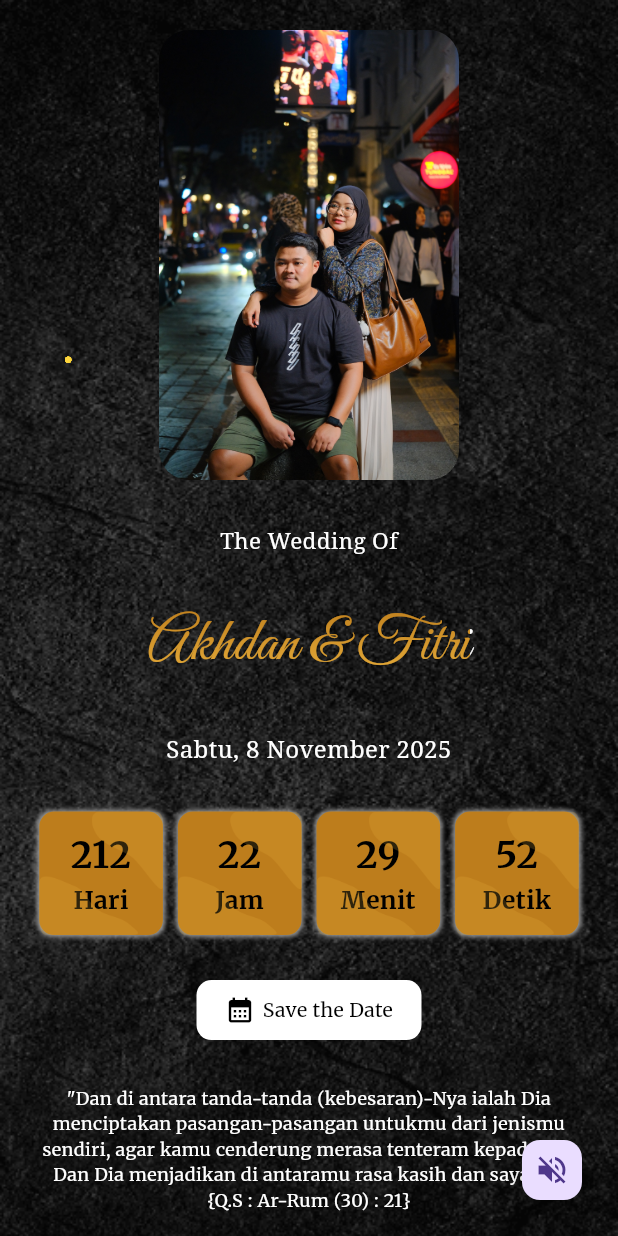
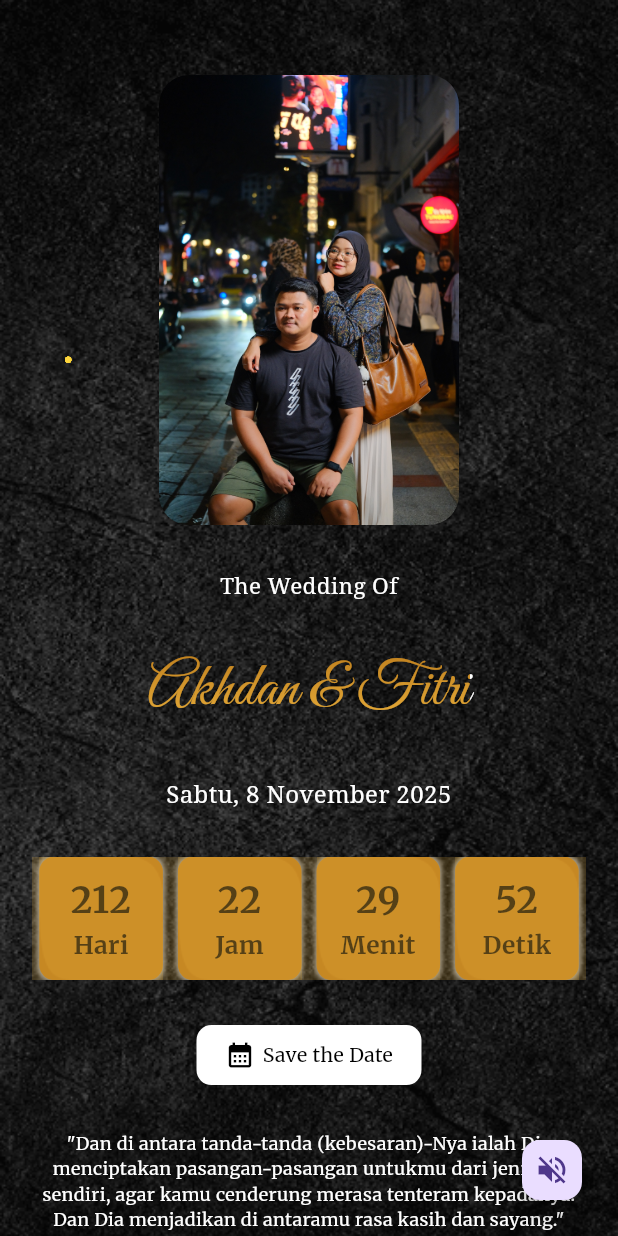
Before and after one commit to Akhdan1998/wedding_invitation, a Flutter app: the screen it shows after launch, after a tap on "Buka Undangan", on a phone screen of 412 x 824 dp. Run offline on Flutter 3.47's test engine with Material 3 defaults, Android fonts, the phone set to English and light mode, and no system bars; drawn by our look-alikes of flutter_bounce; our stand-ins replace audioplayers, carousel_slider, cloud_firestore, delightful_toast, firebase_core, google_fonts and 1 more; missing offline and left inert: clipboard, universal_html; accounts and stored records are empty; statements that could not run were skipped.

Commit message:
kondisi mobile dan desktop

```diff
--- a/lib/main.dart
+++ b/lib/main.dart
@@ -20,6 +20,7 @@ import 'package:supercharged/supercharged.dart';
 import 'package:url_launcher/url_launcher.dart';
 import 'firebase_options.dart';
 import 'package:universal_html/html.dart' as html;
+
 List<QueryDocumentSnapshot> globalUcapanList = [];
 
 class Star {
@@ -97,7 +98,7 @@ class _MyAppState extends State<MyApp> {
   @override
   Widget build(BuildContext context) {
     return MaterialApp(
-      color: Colors.transparent,
+      color: Colors.black,
       debugShowCheckedModeBanner: false,
       home: HomePage(),
     );
@@ -130,7 +131,7 @@ class _HomePageState extends State<HomePage> with TickerProviderStateMixin {
   List<Star> _stars = [];
   Timer? _timer;
   Duration _remainingTime = Duration.zero;
-  String dropdownValue = list.first;
+  String? dropdownValue;
   String guestName = "Agus Buntung & Partner";
   bool isPlaying = false;
   bool isLoading = false;
@@ -141,7 +142,8 @@ class _HomePageState extends State<HomePage> with TickerProviderStateMixin {
   final String accountNumberF = '5910115342';
   final String phoneNumber = '081290763984';
   final String phoneNumberWA = "6281290763984";
-  final String message = "Cuy, ada something on the way ke rumah lo. Kalau udah landed, hit me up ya!\n-[nama]";
+  final String message =
+      "Cuy, ada something on the way ke rumah lo. Kalau udah landed, hit me up ya!\n-[nama]";
   final String schedule = "Sabtu, 8 November 2025";
   final String alamat =
       'Jalan Curug Agung, Gang Mushola, Rt.02/10, Tanah Baru, Beji, Depok, Jawa Barat\n(Gerbang Warna Biru)';
@@ -286,7 +288,7 @@ class _HomePageState extends State<HomePage> with TickerProviderStateMixin {
   void _handleSend() async {
     debugPrint("Mengirim data ke Firestore...");
 
-    if (nama.text.isEmpty || ucapan.text.isEmpty || dropdownValue.isEmpty) {
+    if (nama.text.isEmpty || ucapan.text.isEmpty || dropdownValue!.isEmpty) {
       debugPrint("Data tidak lengkap!");
       DelightToastBar(
         position: DelightSnackbarPosition.top,
@@ -314,7 +316,7 @@ class _HomePageState extends State<HomePage> with TickerProviderStateMixin {
       setState(() {
         nama.clear();
         ucapan.clear();
-        dropdownValue = list.first;
+        dropdownValue = null;
       });
     } catch (e) {
       debugPrint('ERROR: $e');
@@ -383,39 +385,103 @@ class _HomePageState extends State<HomePage> with TickerProviderStateMixin {
     super.dispose();
   }
 
+  // @override
+  // Widget build(BuildContext context) {
+  //   if (screenWidth == 0.0 || screenHeight == 0.0) {
+  //     return const Scaffold(
+  //       backgroundColor: Colors.black,
+  //       body: Center(
+  //         child: CircularProgressIndicator(
+  //           color: Colors.white,
+  //         ),
+  //       ),
+  //     );
+  //   }
+  //   return Scaffold(
+  //     backgroundColor: Colors.black,
+  //     body: Stack(
+  //       children: [
+  //         _buildBackground(
+  //           PageView(
+  //             scrollDirection: Axis.vertical,
+  //             controller: _pageController,
+  //             physics: const NeverScrollableScrollPhysics(),
+  //             children: [
+  //               _buildHomePage(),
+  //               _buildUIPage(),
+  //             ],
+  //           ),
+  //         ),
+  //       ],
+  //     ),
+  //   );
+  // }
+
   @override
   Widget build(BuildContext context) {
-    if (screenWidth == 0.0 || screenHeight == 0.0) {
+    final screenSize = MediaQuery.of(context).size;
+
+    if (screenSize.width == 0.0 || screenSize.height == 0.0) {
       return const Scaffold(
-        backgroundColor: Colors.transparent,
+        backgroundColor: Colors.black,
         body: Center(
-          child: CircularProgressIndicator(
-            color: Colors.transparent,
-          ),
-        ),
-      );
-    }
+          child: CircularProgressIndicator(color: Colors.white),
+        ),
+      );
+    }
+
     return Scaffold(
       backgroundColor: Colors.black,
-      body: Stack(
-        children: [
-          _buildBackground(
-            PageView(
+      body: LayoutBuilder(
+        builder: (context, constraints) {
+          final isMobile = constraints.maxWidth < 600;
+
+          final content = PageView(
             scrollDirection: Axis.vertical,
             controller: _pageController,
             physics: const NeverScrollableScrollPhysics(),
-              children: [
-                _buildHomePage(),
-                _buildUIPage(),
-              ],
-            ),
-          ),
-        ],
-      ),
-    );
-  }
-
-  Widget _buildHomePage() {
+            children: isMobile
+                ? [
+                    _buildHomePage(isMobile),
+                    _buildUIPage(isMobile),
+                  ]
+                : [
+                    _buildUIPage(isMobile),
+                  ],
+          );
+
+          if (isMobile) {
+            return _buildBackground(content);
+          }
+
+          return Row(
+            children: [
+              SizedBox(
+                width: constraints.maxWidth >= 1000
+                    ? 1000
+                    : constraints.maxWidth * 0.5,
+                child: Stack(
+                  children: [
+                    Positioned.fill(
+                      child: CustomPaint(
+                        painter: StarPainter(_stars),
+                      ),
+                    ),
+                    _buildHomePage(isMobile),
+                  ],
+                ),
+              ),
+              Expanded(
+                child: _buildBackground(content),
+              ),
+            ],
+          );
+        },
+      ),
+    );
+  }
+
+  Widget _buildHomePage(bool isMobile) {
     final String guestName = Uri.base.queryParameters["name"] ?? "";
     return Stack(
       children: [
@@ -456,23 +522,24 @@ class _HomePageState extends State<HomePage> with TickerProviderStateMixin {
                     fontSize: 13,
                   ),
                 ),
-                const SizedBox(height: 30),
-                _buildButton('Buka Undangan', Icons.drafts, () {
+                SizedBox(height: isMobile ? 30 : 0),
+                isMobile ? _buildButton('Buka Undangan', Icons.drafts, () {
                   _playMusic();
                   _pageController.animateToPage(1,
                       duration: const Duration(milliseconds: 500),
                       curve: Curves.easeInOut);
-                }),
+                }) : Container(),
               ],
             ),
           ),
         ),
         _buildBottomImage(),
-      ],
-    );
-  }
-
-  Widget _buildUIPage() {
+        isMobile ? Container() : _buildMusic(),
+      ],
+    );
+  }
+
+  Widget _buildUIPage(bool isMobile) {
     return Stack(
       children: [
         SingleChildScrollView(
@@ -481,18 +548,19 @@ class _HomePageState extends State<HomePage> with TickerProviderStateMixin {
             children: [
               //_buildCountdownPage
               Container(
-                padding: const EdgeInsets.only(top: 20),
+                padding: EdgeInsets.only(top: isMobile ? 50 : 25),
                 child: Column(
                   mainAxisAlignment: MainAxisAlignment.center,
                   children: [
                     Container(
-                      width: 200,
-                      height: 300,
+                      width: isMobile ? 200 : 150,
+                      height: isMobile ? 300 : 250,
                       decoration: BoxDecoration(
                         borderRadius: BorderRadius.circular(20),
                         image: const DecorationImage(
                           image: AssetImage('assets/wkwkwk.jpeg'),
-                            fit: BoxFit.cover),
+                          fit: BoxFit.cover,
+                        ),
                       ),
                     ),
                     const SizedBox(height: 30),
@@ -516,10 +584,14 @@ class _HomePageState extends State<HomePage> with TickerProviderStateMixin {
                     Row(
                       mainAxisAlignment: MainAxisAlignment.center,
                       children: [
-                        _buildTimeBox(_remainingTime.inDays, 'Hari'),
-                        _buildTimeBox(_remainingTime.inHours % 24, 'Jam'),
-                        _buildTimeBox(_remainingTime.inMinutes % 60, 'Menit'),
-                        _buildTimeBox(_remainingTime.inSeconds % 60, 'Detik'),
+                        _buildTimeBox(_remainingTime.inDays, 'Hari',
+                            isMobile: isMobile),
+                        _buildTimeBox(_remainingTime.inHours % 24, 'Jam',
+                            isMobile: isMobile),
+                        _buildTimeBox(_remainingTime.inMinutes % 60, 'Menit',
+                            isMobile: isMobile),
+                        _buildTimeBox(_remainingTime.inSeconds % 60, 'Detik',
+                            isMobile: isMobile),
                       ],
                     ),
                     const SizedBox(height: 30),
@@ -598,7 +670,9 @@ class _HomePageState extends State<HomePage> with TickerProviderStateMixin {
                     const SizedBox(height: 30),
                     _buildGradientText(
                       'Akad Nikah',
-                      fontSize: MediaQuery.of(context).size.width * 0.08,
+                      fontSize: isMobile
+                          ? MediaQuery.of(context).size.width * 0.08
+                          : 30,
                     ),
                     const SizedBox(height: 20),
                     _buildScheduleItem(
@@ -608,7 +682,9 @@ class _HomePageState extends State<HomePage> with TickerProviderStateMixin {
                     const SizedBox(height: 30),
                     _buildGradientText(
                       'Resepsi',
-                      fontSize: MediaQuery.of(context).size.width * 0.08,
+                      fontSize: isMobile
+                          ? MediaQuery.of(context).size.width * 0.08
+                          : 30,
                     ),
                     const SizedBox(height: 20),
                     _buildScheduleItem(
@@ -661,7 +737,9 @@ class _HomePageState extends State<HomePage> with TickerProviderStateMixin {
                   children: [
                     _buildGradientText(
                       'Our Gallery',
-                      fontSize: MediaQuery.of(context).size.width * 0.08,
+                      fontSize: isMobile
+                          ? MediaQuery.of(context).size.width * 0.08
+                          : 30,
                     ),
                     const SizedBox(height: 30),
                     Row(
@@ -670,17 +748,22 @@ class _HomePageState extends State<HomePage> with TickerProviderStateMixin {
                         _buildImageCarousel(
                           context,
                           ['assets/a.jpeg', 'assets/g.jpeg', 'assets/e.jpeg'],
-                          0.38,
+                          isMobile ? 0.47 : 0.14,
                           0.5,
                           const Duration(seconds: 2),
                           Axis.horizontal,
                         ),
                         Column(
+                          crossAxisAlignment: CrossAxisAlignment.start,
                           children: [
                             _buildImageCarousel(
                               context,
-                              ['assets/b.jpeg', 'assets/berdua.jpeg', 'assets/c.jpeg'],
-                              0.48,
+                              [
+                                'assets/b.jpeg',
+                                'assets/berdua.jpeg',
+                                'assets/c.jpeg'
+                              ],
+                              isMobile ? 0.38 : 0.14,
                               0.24,
                               const Duration(seconds: 3),
                               Axis.vertical,
@@ -688,8 +771,12 @@ class _HomePageState extends State<HomePage> with TickerProviderStateMixin {
                             const SizedBox(height: 12),
                             _buildImageCarousel(
                               context,
-                              ['assets/berdua.jpeg', 'assets/b.jpeg', 'assets/g.jpeg'],
-                              0.48,
+                              [
+                                'assets/berdua.jpeg',
+                                'assets/b.jpeg',
+                                'assets/g.jpeg'
+                              ],
+                              isMobile ? 0.38 : 0.14,
                               0.24,
                               const Duration(seconds: 4),
                               Axis.horizontal,
@@ -698,7 +785,7 @@ class _HomePageState extends State<HomePage> with TickerProviderStateMixin {
                         ),
                       ],
                     ),
-                    const SizedBox(height: 20),
+                    SizedBox(height: isMobile ? 20 : 10),
                     Row(
                       mainAxisAlignment: MainAxisAlignment.spaceEvenly,
                       children: [
@@ -706,8 +793,12 @@ class _HomePageState extends State<HomePage> with TickerProviderStateMixin {
                           children: [
                             _buildImageCarousel(
                               context,
-                              ['assets/a.jpeg', 'assets/berdua.jpeg', 'assets/c.jpeg'],
-                              0.48,
+                              [
+                                'assets/a.jpeg',
+                                'assets/berdua.jpeg',
+                                'assets/c.jpeg'
+                              ],
+                              isMobile ? 0.38 : 0.14,
                               0.24,
                               const Duration(seconds: 2),
                               Axis.horizontal,
@@ -715,8 +806,12 @@ class _HomePageState extends State<HomePage> with TickerProviderStateMixin {
                             const SizedBox(height: 12),
                             _buildImageCarousel(
                               context,
-                              ['assets/d.jpeg', 'assets/b.jpeg', 'assets/g.jpeg'],
-                              0.48,
+                              [
+                                'assets/d.jpeg',
+                                'assets/b.jpeg',
+                                'assets/g.jpeg'
+                              ],
+                              isMobile ? 0.38 : 0.14,
                               0.24,
                               const Duration(seconds: 3),
                               Axis.vertical,
@@ -726,14 +821,14 @@ class _HomePageState extends State<HomePage> with TickerProviderStateMixin {
                         _buildImageCarousel(
                           context,
                           ['assets/a.jpeg', 'assets/e.jpeg', 'assets/c.jpeg'],
-                          0.38,
+                          isMobile ? 0.47 : 0.14,
                           0.5,
                           const Duration(seconds: 4),
                           Axis.horizontal,
                         ),
                       ],
                     ),
-                    const SizedBox(height: 20),
+                    SizedBox(height: isMobile ? 20 : 10),
                     _buildImageCarousel(
                       context,
                       ['assets/a.jpeg', 'assets/b.jpeg', 'assets/c.jpeg'],
@@ -755,7 +850,9 @@ class _HomePageState extends State<HomePage> with TickerProviderStateMixin {
                   children: [
                     _buildGradientText(
                       'Kado Pernikahan',
-                      fontSize: MediaQuery.of(context).size.width * 0.08,
+                      fontSize: isMobile
+                          ? MediaQuery.of(context).size.width * 0.08
+                          : 30,
                     ),
                     const SizedBox(height: 15),
                     _buildTextMerriweather(
@@ -778,7 +875,9 @@ class _HomePageState extends State<HomePage> with TickerProviderStateMixin {
                   children: [
                     _buildGradientText(
                       'Ucapan dan Doa',
-                      fontSize: MediaQuery.of(context).size.width * 0.08,
+                      fontSize: isMobile
+                          ? MediaQuery.of(context).size.width * 0.08
+                          : 30,
                     ),
                     const SizedBox(height: 20),
                     _buildTextMerriweather(
@@ -817,7 +916,7 @@ class _HomePageState extends State<HomePage> with TickerProviderStateMixin {
                     const SizedBox(height: 20),
                     const Divider(height: 1),
                     //
-                    _buildUcapanList(),
+                    _buildUcapanList(isMobile: isMobile),
                     const Divider(height: 1),
                     const SizedBox(height: 20),
                     _buildTextMerriweather(
@@ -828,7 +927,9 @@ class _HomePageState extends State<HomePage> with TickerProviderStateMixin {
                     const SizedBox(height: 20),
                     _buildGradientText(
                       'Akhdan & Fitri',
-                      fontSize: MediaQuery.of(context).size.width * 0.08,
+                      fontSize: isMobile
+                          ? MediaQuery.of(context).size.width * 0.08
+                          : 30,
                     ),
                   ],
                 ),
@@ -844,7 +945,13 @@ class _HomePageState extends State<HomePage> with TickerProviderStateMixin {
             ],
           ),
         ),
-        Positioned(
+        isMobile ? _buildMusic() : Container(),
+      ],
+    );
+  }
+
+  Widget _buildMusic() {
+    return Positioned(
       bottom: 20,
       right: 20,
       child: FloatingActionButton(
@@ -852,12 +959,10 @@ class _HomePageState extends State<HomePage> with TickerProviderStateMixin {
         mini: true,
         child: Icon(isPlaying ? Icons.volume_off : Icons.volume_up_sharp),
       ),
-        ),
-      ],
-    );
-  }
-
-  Widget _buildUcapanList() {
+    );
+  }
+
+  Widget _buildUcapanList({required bool isMobile}) {
     return StreamBuilder<QuerySnapshot>(
       stream: FirebaseFirestore.instance
           .collection('ucapan_kehadiran')
@@ -880,14 +985,17 @@ class _HomePageState extends State<HomePage> with TickerProviderStateMixin {
             shrinkWrap: false,
             physics: const ClampingScrollPhysics(),
             itemCount: docs.length,
-            itemBuilder: (context, index) => _buildUcapanItem(docs[index]),
+            itemBuilder: (context, index) => _buildUcapanItem(
+              docs[index],
+              isMobile: isMobile,
+            ),
           ),
         );
       },
     );
   }
 
-  Widget _buildUcapanItem(QueryDocumentSnapshot doc) {
+  Widget _buildUcapanItem(QueryDocumentSnapshot doc, {required bool isMobile}) {
     var data = doc.data() as Map<String, dynamic>;
     String date = data['timestamp'] != null
         ? DateFormat('dd MMM yyyy || HH:mm').format(
@@ -906,7 +1014,11 @@ class _HomePageState extends State<HomePage> with TickerProviderStateMixin {
         children: [
           _buildAvatar(data['nama'] ?? ''),
           const SizedBox(width: 15),
-          _buildUcapanDetails(data, date),
+          _buildUcapanDetails(
+            data,
+            date,
+            isMobile: isMobile,
+          ),
         ],
       ),
     );
@@ -925,9 +1037,12 @@ class _HomePageState extends State<HomePage> with TickerProviderStateMixin {
     );
   }
 
-  Widget _buildUcapanDetails(Map<String, dynamic> data, String date) {
+  Widget _buildUcapanDetails(Map<String, dynamic> data, String date,
+      {required bool isMobile}) {
     return Container(
-      width: MediaQuery.sizeOf(context).width - 105,
+      width: isMobile
+          ? MediaQuery.sizeOf(context).width - 105
+          : MediaQuery.sizeOf(context).width - 1105,
       child: Column(
         crossAxisAlignment: CrossAxisAlignment.start,
         children: [
@@ -981,7 +1096,8 @@ class _HomePageState extends State<HomePage> with TickerProviderStateMixin {
       decoration: BoxDecoration(
           borderRadius: BorderRadius.circular(10), color: Colors.white),
       child: DropdownButton(
-        value: dropdownValue.isEmpty ? null : dropdownValue,
+        // value: dropdownValue.isEmpty ? null : dropdownValue,
+        value: dropdownValue,
         icon: const Icon(Icons.keyboard_arrow_down_sharp),
         hint:
             _buildTextMerriweather("Konfirmasi kehadiran", color: Colors.grey),
@@ -990,8 +1106,12 @@ class _HomePageState extends State<HomePage> with TickerProviderStateMixin {
         underline: Container(),
         onChanged: (String? value) => setState(() => dropdownValue = value!),
         items: list
-            .map((value) => DropdownMenuItem(
-                value: value, child: _buildTextMerriweather(value)))
+            .map(
+              (value) => DropdownMenuItem(
+                value: value,
+                child: _buildTextMerriweather(value),
+              ),
+            )
             .toList(),
       ),
     );
@@ -1190,8 +1310,13 @@ class _HomePageState extends State<HomePage> with TickerProviderStateMixin {
     );
   }
 
-  Widget _buildImageCarousel(BuildContext context, List<String> imagePaths,
-      double widthFactor, double heightFactor, Duration autoPlayInterval, Axis scrollDirection) {
+  Widget _buildImageCarousel(
+      BuildContext context,
+      List<String> imagePaths,
+      double widthFactor,
+      double heightFactor,
+      Duration autoPlayInterval,
+      Axis scrollDirection) {
     double screenWidth = MediaQuery.of(context).size.width;
     double screenHeight = MediaQuery.of(context).size.height;
 
@@ -1400,19 +1525,26 @@ class _HomePageState extends State<HomePage> with TickerProviderStateMixin {
     );
   }
 
-  Widget _buildTimeBox(int value, String label) {
+  Widget _buildTimeBox(int value, String label, {required bool isMobile}) {
+    // double boxSize = isMobile ? 85 : 90;
+    // double fontSizeValue = isMobile ? 24 : 24;
+    // double fontSizeLabel = isMobile ? 15 : 14;
+    double padding = isMobile ? 10 : 16;
+    // double imageScale = isMobile ? 4.5 : 4;
+
     double screenWidth = MediaQuery.of(context).size.width;
-    double boxSize = screenWidth * 0.2;
-    double fontSizeValue = screenWidth * 0.06;
-    double fontSizeLabel = screenWidth * 0.04;
-    double imageScale = screenWidth / 400;
+    double boxSize = isMobile ? screenWidth * 0.2 : 90;
+    double fontSizeValue = isMobile ? screenWidth * 0.06 : 24;
+    double fontSizeLabel = isMobile ? screenWidth * 0.04 : 14;
+    double imageScale = isMobile ? screenWidth / 400 : 4;
+
     return Stack(
       children: [
         Container(
           width: boxSize,
           height: boxSize,
           margin: const EdgeInsets.symmetric(horizontal: 5),
-          padding: EdgeInsets.all(screenWidth * 0.025),
+          padding: EdgeInsets.all(padding),
           decoration: BoxDecoration(
             color: 'BD7D1C'.toColor(),
             borderRadius: BorderRadius.circular(10),
@@ -1423,7 +1555,8 @@ class _HomePageState extends State<HomePage> with TickerProviderStateMixin {
                 color: Colors.grey,
                 offset: Offset(0.0, 0.0),
               ),
-              ]),
+            ],
+          ),
           child: Column(
             mainAxisAlignment: MainAxisAlignment.center,
             children: [
@@ -1445,7 +1578,7 @@ class _HomePageState extends State<HomePage> with TickerProviderStateMixin {
           top: 0,
           child: Image.asset(
             'assets/Vector.png',
-            scale: 4,
+            scale: imageScale,
             color: 'EBB23E'.toColor().withOpacity(0.2),
           ),
         ),
@@ -1454,7 +1587,7 @@ class _HomePageState extends State<HomePage> with TickerProviderStateMixin {
           bottom: 0,
           child: Image.asset(
             'assets/Vector-2.png',
-            scale: 4,
+            scale: imageScale,
             color: 'EBB23E'.toColor().withOpacity(0.2),
           ),
         ),
```
Also changed, not shown: 1 other file. Lines whose indentation alone changed are shown as unchanged.
